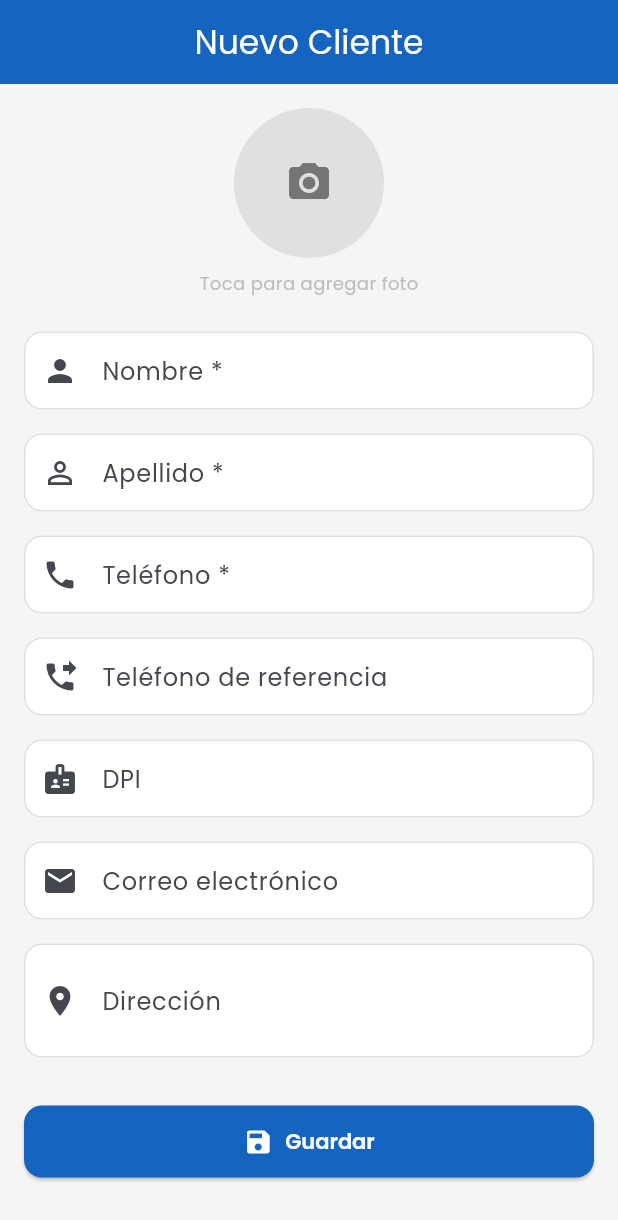
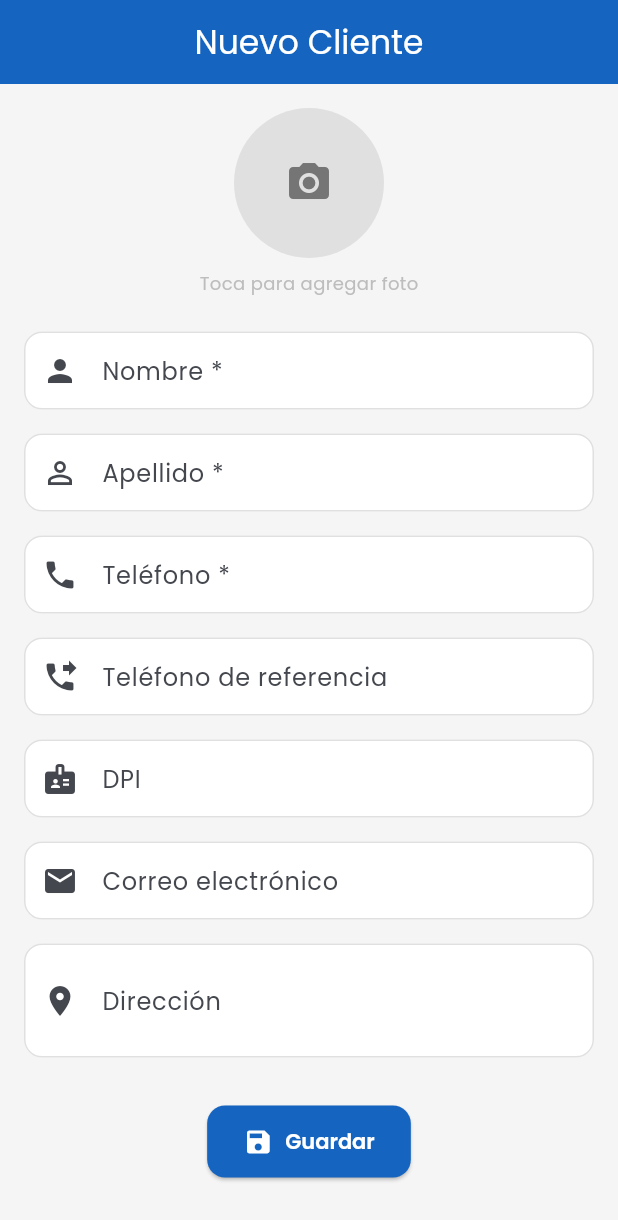
Before and after one commit to GalindoPro/simulador-de-pagos, a Flutter app: the FormClienteScreen screen opened by its route, on a phone screen of 412 x 824 dp. Shown: the top 1220 px of the screen. Run offline on Flutter 3.47's test engine with Material 3 defaults, Android fonts, the phone set to English and light mode, and no system bars; our stand-ins replace fl_chart, flutter_riverpod, go_router, google_fonts, image_picker, pdf and 3 more; accounts and stored records are empty.

Commit message:
Improve UI responsiveness by adding overflow handling and flexible layouts in ClientesInactivos, DetalleCliente, FormPrestamo, and LoadingButton screens.

```diff
--- a/lib/screens/prestamos/form_prestamo_screen.dart
+++ b/lib/screens/prestamos/form_prestamo_screen.dart
@@ -425,7 +425,10 @@ class _FormPrestamoScreenState extends ConsumerState<FormPrestamoScreen> {
       child: Row(
         mainAxisAlignment: MainAxisAlignment.spaceBetween,
         children: [
-          Text(label, style: AppTextStyles.bodyMedium),
+          Flexible(
+            child: Text(label, style: AppTextStyles.bodyMedium),
+          ),
+          const SizedBox(width: 8),
           Text(valor,
               style: AppTextStyles.titleSmall),
         ],
--- a/lib/widgets/loading_button.dart
+++ b/lib/widgets/loading_button.dart
@@ -36,12 +36,19 @@ class LoadingButton extends StatelessWidget {
               )
             : Row(
                 mainAxisAlignment: MainAxisAlignment.center,
+                mainAxisSize: MainAxisSize.min,
                 children: [
                   if (icono != null) ...[
                     Icon(icono, size: 20),
                     const SizedBox(width: 8),
                   ],
-                  Text(texto),
+                  Flexible(
+                    child: Text(
+                      texto,
+                      overflow: TextOverflow.ellipsis,
+                      maxLines: 1,
+                    ),
+                  ),
                 ],
               ),
       ),
```
Also changed, not shown: lib/screens/clientes/clientes_inactivos_screen.dart (+9 -3 lines), lib/screens/clientes/detalle_cliente_screen.dart (+19 -8 lines).
